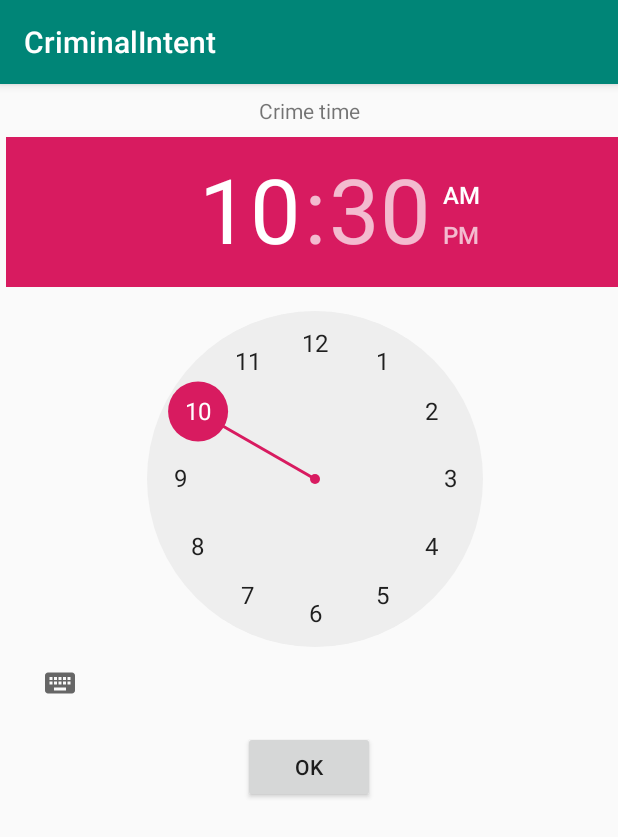
After one commit to andreimironov/BigNerdRanch_CriminalIntent, an Android app: the TimePickerActivity screen opened directly, with no data from a screen before it, on a phone screen of 412 x 824 dp. The commit adds this screen. Shown: the top 837 px of the screen. Run offline under Robolectric (Android 15) with nearby library versions, the phone set to English and light mode, and no system bars; 1 statement that could not run was skipped.

Commit message:
Ch12 More Dialogs

```diff
--- a/app/src/main/AndroidManifest.xml
+++ b/app/src/main/AndroidManifest.xml
@@ -18,6 +18,7 @@
         </activity>
         <activity android:name=".CrimePagerActivity"></activity>
         <activity android:name=".DatePickerActivity"></activity>
+        <activity android:name=".TimePickerActivity"></activity>
     </application>
 
 </manifest>
--- a/app/src/main/java/com/andreimironov/criminalintent/DatePickerFragment.java
+++ b/app/src/main/java/com/andreimironov/criminalintent/DatePickerFragment.java
@@ -1,16 +1,11 @@
 package com.andreimironov.criminalintent;
 
 import android.app.Activity;
-import android.app.Dialog;
-import android.content.Context;
-import android.content.DialogInterface;
 import android.content.Intent;
 import android.os.Bundle;
 import android.support.annotation.NonNull;
 import android.support.annotation.Nullable;
 import android.support.v4.app.DialogFragment;
-import android.support.v7.app.AlertDialog;
-import android.util.Log;
 import android.view.LayoutInflater;
 import android.view.View;
 import android.view.ViewGroup;
@@ -31,7 +26,6 @@ public class DatePickerFragment extends DialogFragment{
     @Nullable
     @Override
     public View onCreateView(@NonNull LayoutInflater inflater, @Nullable ViewGroup container, @Nullable Bundle savedInstanceState) {
-        Log.d("DialogFragment", "onCreateView");
         View view = inflater.inflate(R.layout.dialog_date, container, false);
         Bundle args = getArguments();
         Date date = (Date) args.getSerializable(ARG_DATE);
--- /dev/null
+++ b/app/src/main/java/com/andreimironov/criminalintent/TimePickerActivity.java
@@ -0,0 +1,15 @@
+package com.andreimironov.criminalintent;
+
+import android.content.Intent;
+import android.support.v4.app.Fragment;
+
+import java.util.Date;
+
+public class TimePickerActivity extends SingleFragmentActivity {
+    @Override
+    protected Fragment createFragment() {
+        Intent data = getIntent();
+        Date date = (Date) data.getSerializableExtra(CrimeFragment.EXTRA_DATE);
+        return TimePickerFragment.newInstance(date);
+    }
+}
--- a/app/src/main/java/com/andreimironov/criminalintent/TimePickerFragment.java
+++ b/app/src/main/java/com/andreimironov/criminalintent/TimePickerFragment.java
@@ -1,7 +1,88 @@
 package com.andreimironov.criminalintent;
 
+import android.app.Activity;
+import android.content.Intent;
+import android.os.Build;
+import android.os.Bundle;
+import android.support.annotation.NonNull;
+import android.support.annotation.Nullable;
 import android.support.v4.app.DialogFragment;
+import android.util.Log;
+import android.view.LayoutInflater;
+import android.view.View;
+import android.view.ViewGroup;
+import android.widget.Button;
+import android.widget.TimePicker;
+
+import java.util.Calendar;
+import java.util.Date;
+import java.util.GregorianCalendar;
 
 public class TimePickerFragment extends DialogFragment {
+    private static final String ARG_DATE = "date";
+    public static final String EXTRA_HOUR = "intent with hour";
+    public static final String EXTRA_MINUTE = "intent with minute";
 
+    private TimePicker mTimePicker;
+    private Button mButton;
+
+    @Nullable
+    @Override
+    public View onCreateView(@NonNull LayoutInflater inflater, @Nullable ViewGroup container, @Nullable Bundle savedInstanceState) {
+        View view = inflater.inflate(R.layout.dialog_time, container, false);
+        Bundle args = getArguments();
+        Date date = (Date) args.getSerializable(ARG_DATE);
+        Calendar calendar = Calendar.getInstance();
+        calendar.setTime(date);
+        int hour = calendar.get(Calendar.HOUR);
+        int minute = calendar.get(Calendar.MINUTE);
+        mTimePicker = view.findViewById(R.id.dialog_time_picker);
+        if (Build.VERSION.SDK_INT >= Build.VERSION_CODES.M) {
+            mTimePicker.setHour(hour);
+            mTimePicker.setMinute(minute);
+        }
+        else {
+            mTimePicker.setCurrentHour(hour);
+            mTimePicker.setCurrentMinute(minute);
+        }
+        mButton = view.findViewById(R.id.dialog_button);
+        mButton.setOnClickListener(new View.OnClickListener() {
+            @Override
+            public void onClick(View v) {
+                if (android.os.Build.VERSION.SDK_INT >= android.os.Build.VERSION_CODES.M) {
+                    sendResult(Activity.RESULT_OK, mTimePicker.getHour(), mTimePicker.getMinute());
+                }
+                else {
+                    sendResult(Activity.RESULT_OK, mTimePicker.getCurrentHour(), mTimePicker.getCurrentMinute());
+                }
+            }
+        });
+        return view;
+    }
+
+    private void sendResult(int resultCode, int hour, int minute) {
+        Intent intent = new Intent();
+        intent.putExtra(EXTRA_HOUR, hour);
+        intent.putExtra(EXTRA_MINUTE, minute);
+        boolean isTablet = getResources().getBoolean(R.bool.isTablet);
+        if (isTablet) {
+            if (getTargetFragment() == null) {
+                return;
+            }
+            getTargetFragment().onActivityResult(getTargetRequestCode(), Activity.RESULT_OK, intent);
+            dismiss();
+        }
+        else {
+            getActivity().setResult(Activity.RESULT_OK, intent);
+            getActivity().finish();
+        }
+    }
+
+    public static TimePickerFragment newInstance(Date date) {
+        Bundle args = new Bundle();
+        args.putSerializable(ARG_DATE, date);
+        TimePickerFragment fragment = new TimePickerFragment();
+        fragment.setArguments(args);
+        return fragment;
+    }
 }
--- /dev/null
+++ b/app/src/main/res/layout/dialog_time.xml
@@ -0,0 +1,44 @@
+<?xml version="1.0" encoding="utf-8"?>
+<android.support.constraint.ConstraintLayout
+    xmlns:android="http://schemas.android.com/apk/res/android"
+    xmlns:app="http://schemas.android.com/apk/res-auto"
+    xmlns:tools="http://schemas.android.com/tools"
+    android:layout_width="match_parent"
+    android:layout_height="match_parent">
+
+    <TextView
+        android:id="@+id/title"
+        android:layout_width="wrap_content"
+        android:layout_height="wrap_content"
+        android:layout_marginStart="8dp"
+        android:layout_marginTop="8dp"
+        android:layout_marginEnd="8dp"
+        android:text="Crime time"
+        app:layout_constraintEnd_toEndOf="parent"
+        app:layout_constraintStart_toStartOf="parent"
+        app:layout_constraintTop_toTopOf="parent" />
+
+    <TimePicker
+        android:id="@+id/dialog_time_picker"
+        android:layout_width="wrap_content"
+        android:layout_height="wrap_content"
+        android:layout_marginStart="8dp"
+        android:layout_marginTop="8dp"
+        app:layout_constraintEnd_toEndOf="parent"
+        app:layout_constraintStart_toStartOf="parent"
+        app:layout_constraintTop_toBottomOf="@+id/title">
+
+    </TimePicker>
+
+    <Button
+        android:id="@+id/dialog_button"
+        android:layout_width="wrap_content"
+        android:layout_height="wrap_content"
+        android:layout_marginStart="8dp"
+        android:layout_marginTop="8dp"
+        android:layout_marginEnd="8dp"
+        android:text="OK"
+        app:layout_constraintEnd_toEndOf="parent"
+        app:layout_constraintStart_toStartOf="parent"
+        app:layout_constraintTop_toBottomOf="@+id/dialog_time_picker" />
+</android.support.constraint.ConstraintLayout>
--- a/app/src/main/res/layout/fragment_crime.xml
+++ b/app/src/main/res/layout/fragment_crime.xml
@@ -36,6 +36,11 @@
         android:layout_width="match_parent"
         android:layout_margin="16dp"
         android:layout_height="wrap_content"/>
+    <Button
+        android:id="@+id/crime_time"
+        android:layout_width="match_parent"
+        android:layout_margin="16dp"
+        android:layout_height="wrap_content"/>
     <CheckBox
         android:id="@+id/crime_solved"
         android:layout_width="match_parent"
```
Also changed, not shown: app/src/main/java/com/andreimironov/criminalintent/CrimeFragment.java (+46 -3 lines).
